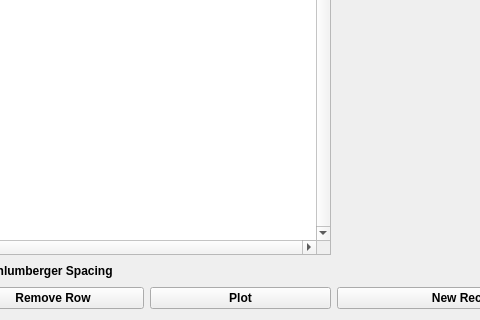
Above: templates/mainwindow.ui from ajoros/ves_ajoros before the change; both pictures show x 236 to 716 and y 311 to 631 of the 1140 by 631 pixel window. Below: the same form after it.
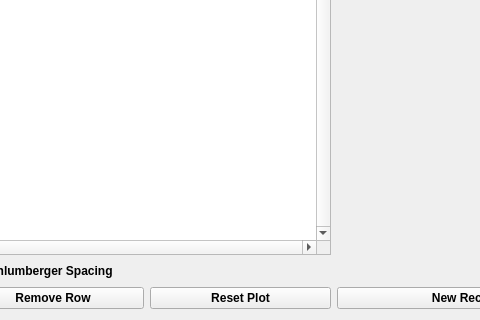
That is the form after the change.

Commit message: Change "Plot" button to "Reset Plot"

The edit to the form file:
```diff
--- a/templates/mainwindow.ui
+++ b/templates/mainwindow.ui
@@ -102,7 +102,7 @@
              <string>Plot the data from the input table</string>
             </property>
             <property name="text">
-             <string>Plot</string>
+             <string>Reset Plot</string>
             </property>
            </widget>
           </item>
```
Left out of the diff: 7 changed lines with no effect on the pictures.
